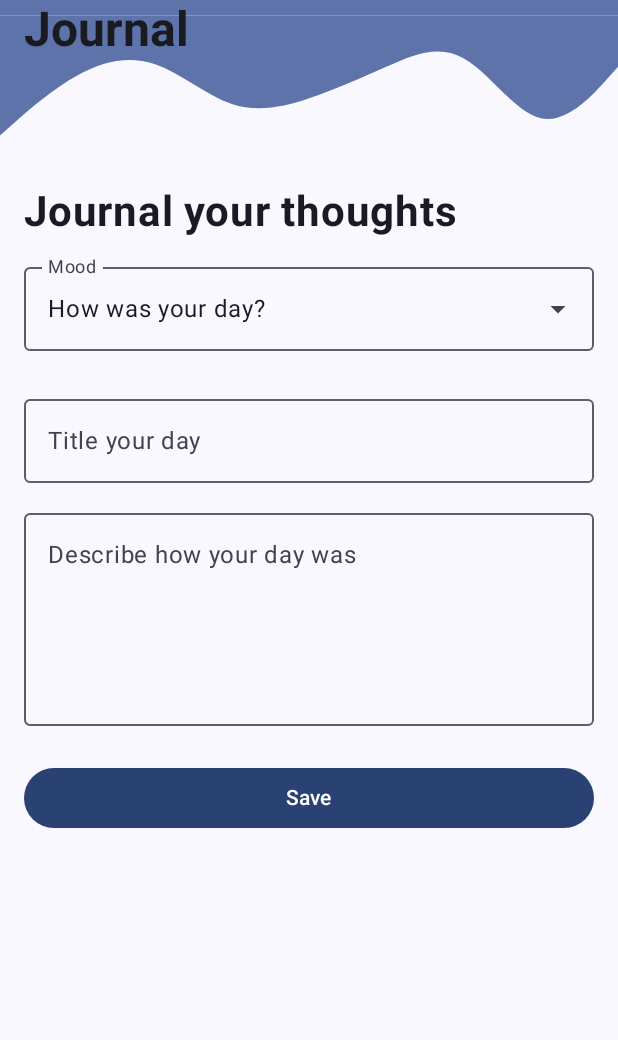
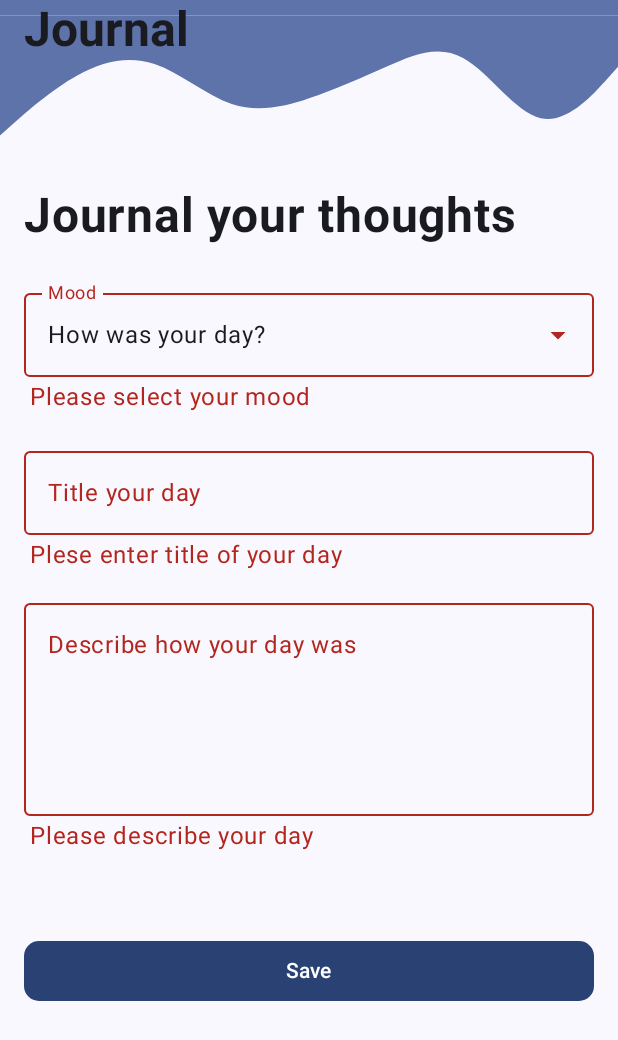
Before and after one commit to yashwantyash/Releaf, an Android app built with Jetpack Compose: the composable WriteJournal shown on its own in the app's theme, after a tap on "Save", on a phone screen of 412 x 824 dp. Shown: the top 1040 px of the screen. Run offline under Robolectric (Android 15) with nearby library versions, the phone set to English and light mode, and no system bars; our stand-ins replace Room's generated code.

Commit message:
journal error message  implementation done

```diff
--- a/app/src/main/java/com/releaf/releaf/screens/homefeature/WriteJournalScreen.kt
+++ b/app/src/main/java/com/releaf/releaf/screens/homefeature/WriteJournalScreen.kt
@@ -8,6 +8,7 @@ import androidx.compose.foundation.layout.fillMaxWidth
 import androidx.compose.foundation.layout.height
 import androidx.compose.foundation.layout.padding
 import androidx.compose.foundation.rememberScrollState
+import androidx.compose.foundation.shape.RoundedCornerShape
 import androidx.compose.foundation.verticalScroll
 import androidx.compose.material3.Button
 import androidx.compose.material3.DropdownMenuItem
@@ -24,16 +25,20 @@ import androidx.compose.runtime.remember
 import androidx.compose.runtime.setValue
 import androidx.compose.ui.Alignment
 import androidx.compose.ui.Modifier
+import androidx.compose.ui.draw.clip
 import androidx.compose.ui.platform.LocalContext
 import androidx.compose.ui.text.font.FontWeight
+import androidx.compose.ui.tooling.preview.Preview
 import androidx.compose.ui.unit.dp
+import androidx.compose.ui.unit.sp
 import androidx.navigation.NavController
+import androidx.navigation.compose.rememberNavController
 import com.releaf.releaf.components.WavyTitle
 import com.releaf.releaf.database.ReleafDatabase
 import com.releaf.releaf.models.CheckBoxViewModel
 import com.releaf.releaf.models.JournalModel
+import com.releaf.releaf.theme.ReLeafTheme
 import com.releaf.releaf.utility.Constants.HOME
-import com.releaf.releaf.utility.Constants.MAIN_ROUTE
 import kotlinx.coroutines.Dispatchers
 import kotlinx.coroutines.GlobalScope
 import kotlinx.coroutines.launch
@@ -60,6 +65,12 @@ fun WriteJournal(
     val dateFormatter = DateTimeFormatter.ofPattern("MM/dd/yyyy")
     val formattedDate = checkInDate.format(dateFormatter)
 
+    var moodError by remember { mutableStateOf(false) }
+    var titleError by remember { mutableStateOf(false) }
+    var descriptionError by remember { mutableStateOf(false) }
+
+
+
     Column(
         modifier = Modifier
             .fillMaxSize()
@@ -74,10 +85,10 @@ fun WriteJournal(
             modifier = Modifier
                 .align(Alignment.Start)
                 .padding(horizontal = 16.dp),
-            fontSize = MaterialTheme.typography.headlineMedium.fontSize
+            fontSize = MaterialTheme.typography.headlineLarge.fontSize
         )
 
-        Spacer(modifier = Modifier.height(12.dp))
+        Spacer(modifier = Modifier.height(24.dp))
 
         ExposedDropdownMenuBox(
             expanded = expanded,
@@ -88,8 +99,11 @@ fun WriteJournal(
         ) {
 
             OutlinedTextField(
+                isError = moodError,
                 value = selectedOptionText,
-                onValueChange = {},
+                onValueChange = {
+                    moodError = false
+                },
                 modifier = Modifier
                     .fillMaxWidth()
                     .menuAnchor(),
@@ -97,8 +111,8 @@ fun WriteJournal(
                 label = { Text(text = "Mood") },
                 colors = ExposedDropdownMenuDefaults.outlinedTextFieldColors(),
                 trailingIcon = { ExposedDropdownMenuDefaults.TrailingIcon(expanded = expanded) }
+            )
 
-            )
 
             ExposedDropdownMenu(
                 expanded = expanded,
@@ -111,6 +125,7 @@ fun WriteJournal(
                         onClick = {
                             selectedOptionText = it
                             expanded = false
+                            moodError = false
                         },
 //                        modifier = Modifier
 //                            .fillMaxWidth(),
@@ -120,31 +135,72 @@ fun WriteJournal(
 
             }
         }
-
-        Spacer(modifier = Modifier.height(24.dp))
+        if (moodError) {
+            Text(
+                modifier = Modifier
+                    .padding(top = 1.dp,start = 20.dp)
+                    .align(Alignment.Start),
+                text = "Please select your mood",
+                fontSize = 16.sp,
+                color = MaterialTheme.colorScheme.error
+            )
+        }
+        Spacer(modifier = Modifier.height(16.dp))
         OutlinedTextField(
+            isError = titleError,
             value = journalTitle,
-            onValueChange = { journalTitle = it },
+            onValueChange = {
+                journalTitle = it
+                titleError = false
+            },
             label = { Text("Title your day") },
             singleLine = true,
             modifier = Modifier
                 .fillMaxWidth()
                 .padding(horizontal = 16.dp)
-
         )
+        if (moodError) {
+            Text(
+                modifier = Modifier
+                    .padding(top = 1.dp,start = 20.dp)
+                    .align(Alignment.Start),
+                text = "Plese enter title of your day",
+                fontSize = 16.sp,
+                color = MaterialTheme.colorScheme.error
+            )
+        }
         Spacer(modifier = Modifier.height(12.dp))
         OutlinedTextField(
+            isError = descriptionError,
             value = journalDescription,
-            onValueChange = { journalDescription = it },
+            onValueChange = {
+                journalDescription = it
+                descriptionError = false
+            },
             label = { Text("Describe how your day was") },
             modifier = Modifier
                 .padding(horizontal = 16.dp)
                 .fillMaxWidth()
                 .height(150.dp)
         )
-        Spacer(modifier = Modifier.height(24.dp))
+        if (moodError) {
+            Text(
+                modifier = Modifier
+                    .padding(top = 1.dp,start = 20.dp)
+                    .align(Alignment.Start),
+                text = "Please describe your day",
+                fontSize = 16.sp,
+                color = MaterialTheme.colorScheme.error
+            )
+        }
+        Spacer(modifier = Modifier.height(54.dp))
         Button(
             onClick = {
+                moodError = selectedOptionText=="How was your day?"
+                titleError = journalTitle.isEmpty()
+                descriptionError = journalDescription.isEmpty()
+
+                if (!moodError && !titleError && !descriptionError) {
 
                     val newJournal = JournalModel(
                         date = formattedDate,
@@ -155,21 +211,37 @@ fun WriteJournal(
                         title = journalTitle,
                         description = journalDescription
                     )
+
                     GlobalScope.launch(Dispatchers.IO) {
-
                         val dao = ReleafDatabase.getDatabase(context).journalDao()
                         dao.insertJournal(newJournal)
                     }
-//                    navController.navigate("HomeScreen")
                     navController.popBackStack(route = HOME, inclusive = false)
+                }
             },
             modifier = Modifier
                 .align(Alignment.CenterHorizontally)
                 .fillMaxWidth()
-                .padding(horizontal = 16.dp)
+                .padding(horizontal = 16.dp),
+            shape = RoundedCornerShape(10.dp)
         ) {
             Text("Save")
         }
     }
 
 }
+
+@Preview(showBackground = true, showSystemUi = true)
+@Composable
+fun WriteJournalPreview() {
+    ReLeafTheme {
+        val navController = rememberNavController()
+        val checkBoxViewModel = remember { CheckBoxViewModel() }
+
+        Column(
+            modifier = Modifier.fillMaxSize()
+        ) {
+            WriteJournal(navController = navController, checkBoxViewModel = checkBoxViewModel)
+        }
+    }
+}
```
Lines whose indentation alone changed are shown as unchanged.
